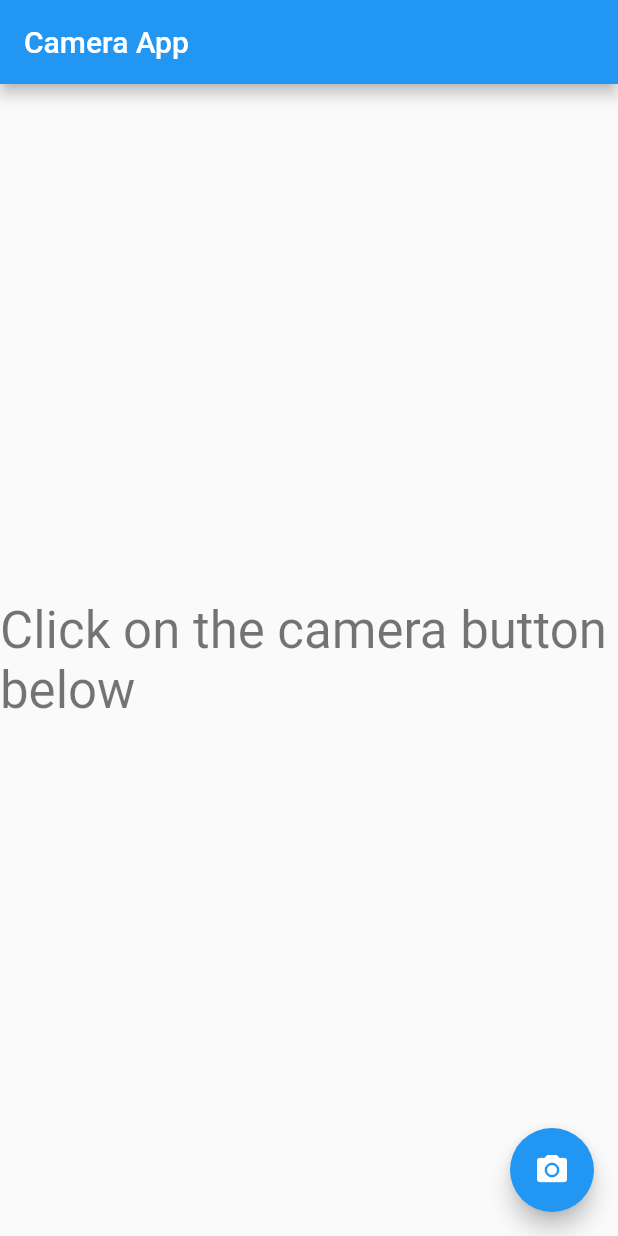
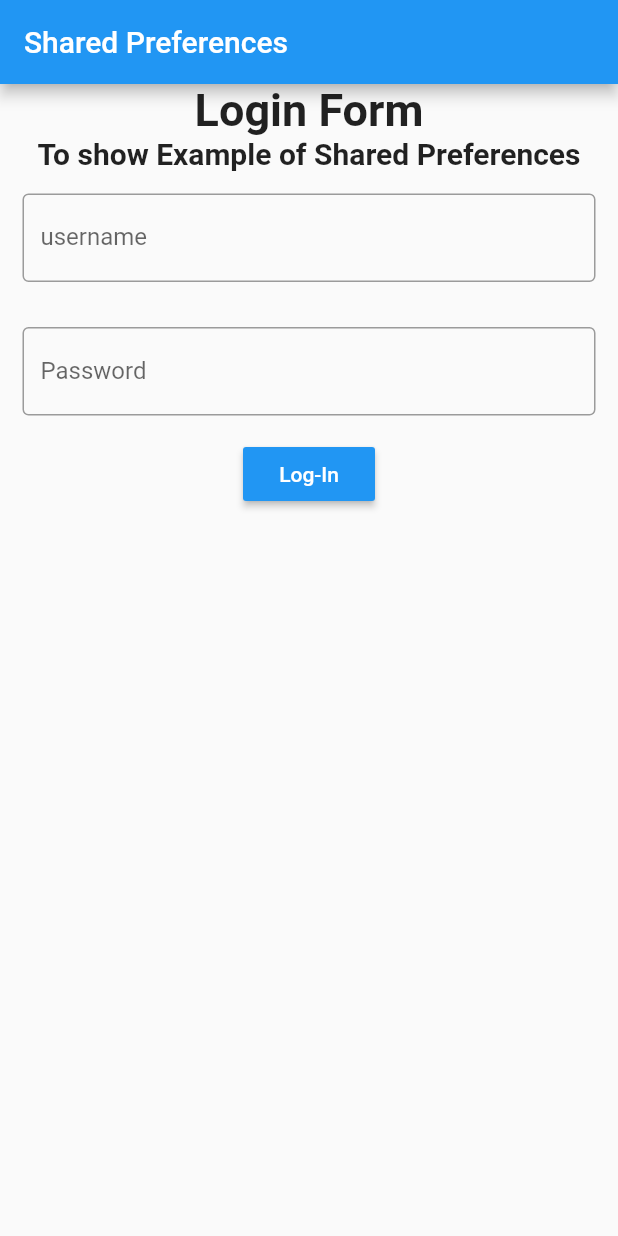
Before and after one commit to Pynsuklang/pic_n_loca_app, a Flutter app: the screen it shows after launch, on a phone screen of 412 x 824 dp. Run offline on Flutter 3.47's test engine with Material 2 defaults, Android fonts, the phone set to English and light mode, and no system bars; our stand-ins replace camera, gallery_saver, geolocator, shared_preferences, video_player.

Commit message:
commit after login logout

```diff
--- a/lib/main.dart
+++ b/lib/main.dart
@@ -1,115 +1,123 @@
-import 'dart:async';
-import 'dart:io';
-import 'package:camera/camera.dart';
+// ignore_for_file: deprecated_member_use
+
 import 'package:flutter/material.dart';
-import 'package:pic_n_loca_app/camera-file.dart';
 import 'package:shared_preferences/shared_preferences.dart';
+import 'homepage.dart';
 
-Future<void> main() async {
-  WidgetsFlutterBinding.ensureInitialized();
-  runApp(CameraApp());
-}
+void main() => runApp(MyApp());
 
-class CameraApp extends StatelessWidget {
+class MyApp extends StatelessWidget {
+  // This widget is the root of your application.
   @override
   Widget build(BuildContext context) {
     return MaterialApp(
-      title: 'Flutter Demo',
+      title: 'Codeplayon Flutter Demo',
       theme: ThemeData(
         primarySwatch: Colors.blue,
       ),
-      home: MyHomePage(),
+      home: MyLoginPage(),
     );
   }
 }
 
-class MyHomePage extends StatefulWidget {
-  // const MyHomePage({Key? key, required this.title}) : super(key: key);
-
-  // final String title;
-
+class MyLoginPage extends StatefulWidget {
   @override
-  State<MyHomePage> createState() => _MyHomePageState();
+  _MyLoginPageState createState() => _MyLoginPageState();
 }
 
-class _MyHomePageState extends State<MyHomePage> {
-  late var cameras;
-  dynamic tkn;
-  // removeValue() async {
-  //   SharedPreferences prefs = await SharedPreferences.getInstance();
-  //   prefs.setString('key', "");
-  // }
-
-  saveValue() async {
-    SharedPreferences prefs = await SharedPreferences.getInstance();
-    prefs.setString('key', "value");
+class _MyLoginPageState extends State<MyLoginPage> {
+  // Create a text controller and use it to retrieve the current value
+  // of the TextField.
+  final username_controller = TextEditingController();
+  final password_controller = TextEditingController();
+  late SharedPreferences logindata;
+  late bool newuser;
+  @override
+  void initState() {
+    // TODO: implement initState
+    super.initState();
+    check_if_already_login();
   }
 
-  getValue() async {
-    SharedPreferences prefs = await SharedPreferences.getInstance();
-    String? strx = prefs.getString('key');
-    return strx;
-  }
-
-  myfunc() {
-    tkn = 1;
-  }
-
-  @override
-  void initState() {
-    super.initState();
-    print("App started");
-    saveValue();
-    getValue().then((vals) {
-      setState(() {
-        tkn = vals;
-      });
-    });
-    initwidgets();
+  void check_if_already_login() async {
+    logindata = await SharedPreferences.getInstance();
+    newuser = (logindata.getBool('login') ?? true);
+    print(newuser);
+    if (newuser == false) {
+      Navigator.pushReplacement(
+          context, new MaterialPageRoute(builder: (context) => MyDashboard()));
+    }
   }
 
   @override
   void dispose() {
-    print("App closed");
+    //Clean up the controller when the widget is disposed.
+    username_controller.dispose();
+    password_controller.dispose();
     super.dispose();
-  }
-
-  @override
-  initwidgets() async {
-    cameras = await availableCameras();
   }
 
   @override
   Widget build(BuildContext context) {
     return Scaffold(
       appBar: AppBar(
-        title: const Text("Camera App"),
+        title: const Text("Shared Preferences"),
+        automaticallyImplyLeading: false,
       ),
       body: Center(
         child: Column(
-          mainAxisAlignment: MainAxisAlignment.center,
+          crossAxisAlignment: CrossAxisAlignment.center,
           children: <Widget>[
-            Text(
-              'Click on the camera button below',
-              style: Theme.of(context).textTheme.headline4,
+            const Text(
+              "Login Form",
+              style: TextStyle(fontSize: 30, fontWeight: FontWeight.bold),
             ),
+            const Text(
+              "To show Example of Shared Preferences",
+              style: TextStyle(fontSize: 20, fontWeight: FontWeight.bold),
+            ),
+            Padding(
+              padding: const EdgeInsets.all(15.0),
+              child: TextField(
+                controller: username_controller,
+                decoration: const InputDecoration(
+                  border: OutlineInputBorder(),
+                  labelText: 'username',
+                ),
+              ),
+            ),
+            Padding(
+              padding: const EdgeInsets.all(15.0),
+              child: TextField(
+                controller: password_controller,
+                decoration: const InputDecoration(
+                  border: OutlineInputBorder(),
+                  labelText: 'Password',
+                ),
+              ),
+            ),
+            RaisedButton(
+              textColor: Colors.white,
+              color: Colors.blue,
+              onPressed: () {
+                String username = username_controller.text;
+                String password = password_controller.text;
+                if (username != '' && password != '') {
+                  print('Successfull');
+                  logindata.setBool('login', false);
+                  //login is false if logged in, login is true if logged out
+                  logindata.setString('username', username);
+                  Navigator.push(context,
+                      MaterialPageRoute(builder: (context) => MyDashboard()));
+                }
+              },
+              child: Text("Log-In"),
+            )
           ],
         ),
-      ),
-      floatingActionButton: FloatingActionButton(
-        onPressed: () {
-          var firstCamera = cameras.first;
-          Navigator.push(
-            context,
-            MaterialPageRoute(
-                builder: (context) => TakePictureScreen(camera: firstCamera)),
-          );
-        },
-        //tooltip: tkn != "" ? 'Take Picture' : 'take pics',
-        child: tkn == "value"
-            ? const Icon(Icons.camera_alt)
-            : const Icon(Icons.access_alarm),
       ),
     );
   }
 }
+
+//
--- /dev/null
+++ b/lib/main2.dart
@@ -0,0 +1,56 @@
+import 'dart:async';
+import 'dart:io';
+import 'package:camera/camera.dart';
+import 'package:flutter/material.dart';
+import 'package:pic_n_loca_app/camera-file.dart';
+import 'package:pic_n_loca_app/login_screen.dart';
+import 'package:shared_preferences/shared_preferences.dart';
+
+import 'my_home_page.dart';
+
+Future<void> main() async {
+  WidgetsFlutterBinding.ensureInitialized();
+  runApp(CameraApp());
+}
+
+class CameraApp extends StatefulWidget {
+  @override
+  State<CameraApp> createState() => _CameraAppState();
+}
+
+class _CameraAppState extends State<CameraApp> {
+  dynamic tkn;
+  saveValue() async {
+    SharedPreferences prefs = await SharedPreferences.getInstance();
+    prefs.setString('key', "1"); //1 for logged in and 0 for logged out
+  }
+
+  getValue() async {
+    SharedPreferences prefs = await SharedPreferences.getInstance();
+    String? strx = prefs.getString('key');
+    return strx;
+  }
+
+  @override
+  void initState() {
+    super.initState();
+    saveValue();
+    getValue().then((vals) {
+      setState(() {
+        tkn = vals;
+        print("tkn is $tkn");
+      });
+    });
+  }
+
+  @override
+  Widget build(BuildContext context) {
+    return MaterialApp(
+      title: 'Flutter Demo',
+      theme: ThemeData(
+        primarySwatch: Colors.blue,
+      ),
+      home: tkn == "1" ? MYHome() : const LoginScreen(),
+    );
+  }
+}
```
Also changed, not shown: lib/camera-file.dart (+20 -0 lines), lib/homepage.dart (added, +133 -0 lines), lib/login_screen.dart (added, +112 -0 lines), lib/my_home_page.dart (added, +105 -0 lines), 1 other file.
